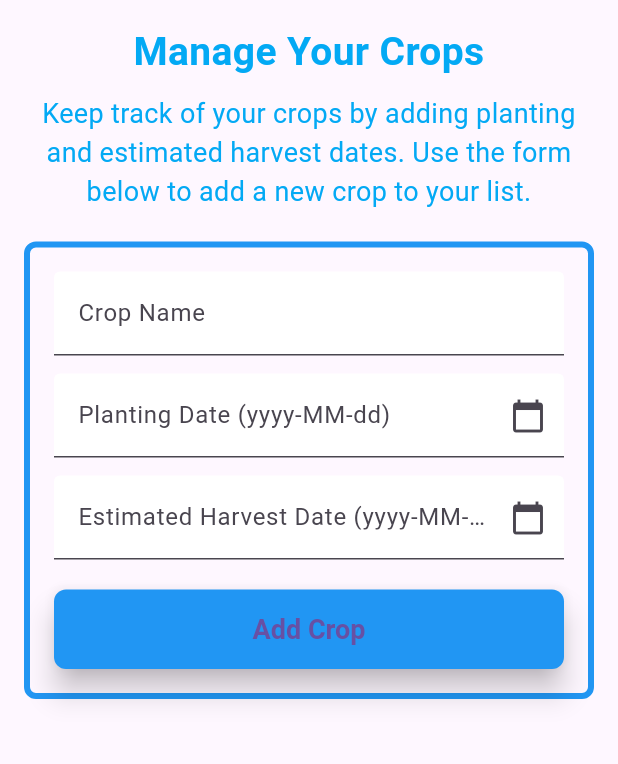
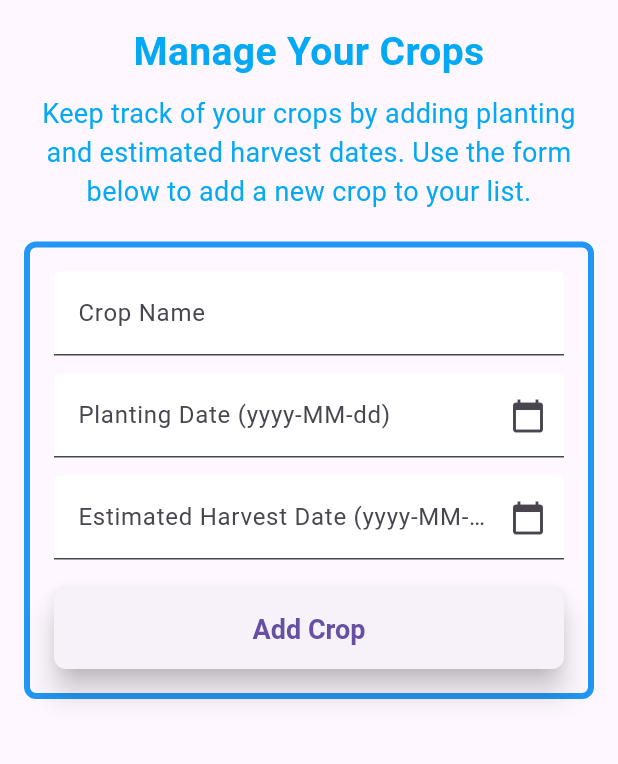
Before and after one commit to Avinashkumar1307/Tandemloop-assignment, a Flutter app: the HomeScreen screen opened directly, on a phone screen of 412 x 824 dp, the part 84-848 px from its top. Run offline on Flutter 3.47's test engine with Material 3 defaults, Android fonts, the phone set to English and light mode, and no system bars; our stand-ins replace shared_preferences; accounts and stored records are empty.

Commit message:
"fixing some error"

```diff
--- a/lib/screens/home_screen.dart
+++ b/lib/screens/home_screen.dart
@@ -1,17 +1,19 @@
 import 'package:flutter/material.dart';
-import 'package:provider/provider.dart';
-import '../providers/crop_provider.dart';
+// import 'package:provider/provider.dart';
+// import '../providers/crop_provider.dart';
 import 'crop_list_screen.dart';
 import '../widgets/crop_form.dart';
 
 class HomeScreen extends StatelessWidget {
+  const HomeScreen({super.key});
+
   @override
   Widget build(BuildContext context) {
-    final cropProvider = Provider.of<CropProvider>(context);
+    // final cropProvider = Provider.of<CropProvider>(context);
 
     return Scaffold(
       appBar: AppBar(
-        title: Text(
+        title: const Text(
           'Farm Buddy',
           style: TextStyle(
             fontSize: 20, // Adjust the font size as needed
@@ -22,7 +24,7 @@ class HomeScreen extends StatelessWidget {
         backgroundColor: Colors.blue, // Background color of the app bar
         actions: [
           IconButton(
-            icon: Icon(Icons.list),
+            icon: const Icon(Icons.list),
             onPressed: () {
               Navigator.of(context).push(
                 MaterialPageRoute(builder: (context) => CropListScreen()),
@@ -32,11 +34,11 @@ class HomeScreen extends StatelessWidget {
         ],
       ),
       body: Padding(
-        padding: EdgeInsets.all(16.0),
+        padding: const EdgeInsets.all(16.0),
         child: SingleChildScrollView(
           child: Column(
             children: [
-              Text(
+              const Text(
                 'Manage Your Crops',
                 style: TextStyle(
                   fontSize: 26.0, // Increased font size
@@ -45,8 +47,8 @@ class HomeScreen extends StatelessWidget {
                 ),
                 textAlign: TextAlign.center,
               ),
-              SizedBox(height: 10),
-              Text(
+              const SizedBox(height: 10),
+              const Text(
                 'Keep track of your crops by adding planting and estimated harvest dates. Use the form below to add a new crop to your list.',
                 style: TextStyle(
                   fontSize: 18.0, // Increased font size
@@ -54,7 +56,8 @@ class HomeScreen extends StatelessWidget {
                 ),
                 textAlign: TextAlign.center,
               ),
-              SizedBox(height: 20), // Adding space between the content and form
+              const SizedBox(
+                  height: 20), // Adding space between the content and form
               CropForm(),
             ],
           ),
--- a/lib/screens/sign_in_screen.dart
+++ b/lib/screens/sign_in_screen.dart
@@ -25,12 +25,12 @@ class _SignInScreenState extends State<SignInScreen> {
       showDialog(
         context: context,
         builder: (context) => AlertDialog(
-          title: Text('Invalid User'),
-          content: Text('The username or password is incorrect.'),
+          title: const Text('Invalid User'),
+          content: const Text('The username or password is incorrect.'),
           actions: [
             TextButton(
               onPressed: () => Navigator.pop(context),
-              child: Text('OK'),
+              child: const Text('OK'),
             ),
           ],
         ),
--- a/lib/widgets/crop_form.dart
+++ b/lib/widgets/crop_form.dart
@@ -126,7 +126,7 @@ class _CropFormState extends State<CropForm> {
             },
             child: Text('Add Crop'),
             style: ElevatedButton.styleFrom(
-              primary: Colors.blue, // Button color
+              // primary: Colors.blue, // Button color
               textStyle: TextStyle(
                 fontSize: 18, // Font size of the button text
                 fontWeight: FontWeight.bold, // Bold font weight
```
Also changed, not shown: lib/widgets/sign_in_form.dart (+9 -9 lines), pubspec.lock (added), 18 other files.
